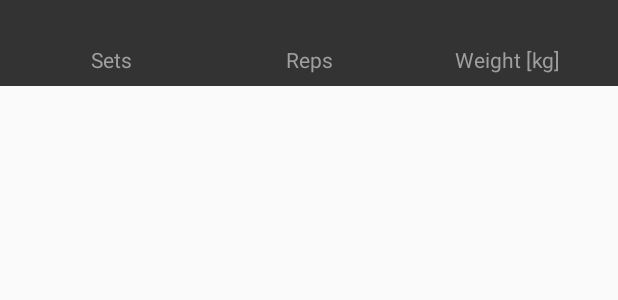
After one commit to Vilukissa/GymApp, an Android app: the layout move_list_item.xml on its own in the app's theme, with its tools: preview values and no code run, on a phone screen of 412 x 824 dp. The commit adds this screen. Shown: the top 300 px of the screen. Run offline under Robolectric (Android 15) with nearby library versions, the phone set to English and light mode, and no system bars.

Commit message:
UI for workout days list and workout details

```diff
--- a/app/src/main/res/layout/common_error_and_progress_framelayout.xml
+++ b/app/src/main/res/layout/common_error_and_progress_framelayout.xml
@@ -23,6 +23,7 @@
 
         <TextView
             android:id="@+id/errorText"
+            style="@style/Text16Black"
             android:layout_width="match_parent"
             android:layout_height="wrap_content"
             android:layout_gravity="center"
--- /dev/null
+++ b/app/src/main/res/layout/move_list_item.xml
@@ -0,0 +1,51 @@
+<?xml version="1.0" encoding="utf-8"?>
+
+<LinearLayout xmlns:android="http://schemas.android.com/apk/res/android"
+    android:orientation="vertical"
+    android:layout_width="match_parent"
+    android:layout_height="wrap_content"
+    android:background="@color/button_gray"
+    android:padding="8dp">
+
+    <TextView
+        android:id="@+id/moveName"
+        style="@style/Text16Gray"
+        android:layout_width="match_parent"
+        android:layout_height="wrap_content" />
+
+    <LinearLayout
+        android:id="@+id/setListHeader"
+        android:layout_width="match_parent"
+        android:layout_height="wrap_content">
+
+        <TextView
+            style="@style/Text14Gray"
+            android:layout_width="0dp"
+            android:layout_height="wrap_content"
+            android:layout_weight="1"
+            android:gravity="center"
+            android:text="@string/move_sets"/>
+
+        <TextView
+            style="@style/Text14Gray"
+            android:layout_width="0dp"
+            android:layout_height="wrap_content"
+            android:layout_weight="1"
+            android:gravity="center"
+            android:text="@string/move_reps"/>
+
+        <TextView
+            style="@style/Text14Gray"
+            android:layout_width="0dp"
+            android:layout_height="wrap_content"
+            android:layout_weight="1"
+            android:gravity="center"
+            android:text="@string/move_weight"/>
+    </LinearLayout>
+
+    <LinearLayout
+        android:id="@+id/setList"
+        android:layout_width="match_parent"
+        android:layout_height="wrap_content"
+        android:orientation="vertical"/>
+</LinearLayout>
--- a/app/src/main/res/values/colors.xml
+++ b/app/src/main/res/values/colors.xml
@@ -4,4 +4,7 @@
     <color name="button_gray_pressed">#222222</color>
     <color name="button_text_gray">#9F9F9F</color>
     <color name="button_text_gray_pressed">#8a8a8a</color>
+    <color name="list_divider_gray">#414141</color>
+
+    <color name="text_black">#121212</color>
 </resources>
--- a/app/src/main/res/values/strings.xml
+++ b/app/src/main/res/values/strings.xml
@@ -11,4 +11,8 @@
     <string name="authenticated">Authenticated</string>
 
     <string name="login_button">Login</string>
+
+    <string name="move_reps">Reps</string>
+    <string name="move_sets">Sets</string>
+    <string name="move_weight">Weight [kg]</string>
 </resources>
```
Also changed, not shown: app/src/main/java/com/calicode/gymapp/app/view/workout/MoveListAdapter.java (added, +134 -0 lines), app/src/main/java/com/calicode/gymapp/app/view/workout/WorkoutDayDetails.java (added, +41 -0 lines), app/src/main/java/com/calicode/gymapp/app/view/workout/WorkoutDayDetailsTaskModel.java (added, +22 -0 lines), app/src/main/java/com/calicode/gymapp/app/view/workout/WorkoutDaysFragment.java (+72 -1 lines), app/src/main/java/com/calicode/gymapp/app/view/workout/WorkoutDaysListAdapter.java (added, +51 -0 lines), app/src/main/res/layout/fragment_main.xml (+6 -6 lines), app/src/main/res/layout/login_form.xml (+4 -5 lines), app/src/main/res/layout/set_list_item.xml (added, +41 -0 lines), app/src/main/res/layout/simple_list_item.xml (added, +16 -0 lines), app/src/main/res/layout/workout_day_details.xml (added, +27 -0 lines), app/src/main/res/layout/workout_days.xml (added, +24 -0 lines), app/src/main/res/values/styles.xml (+42 -1 lines).
